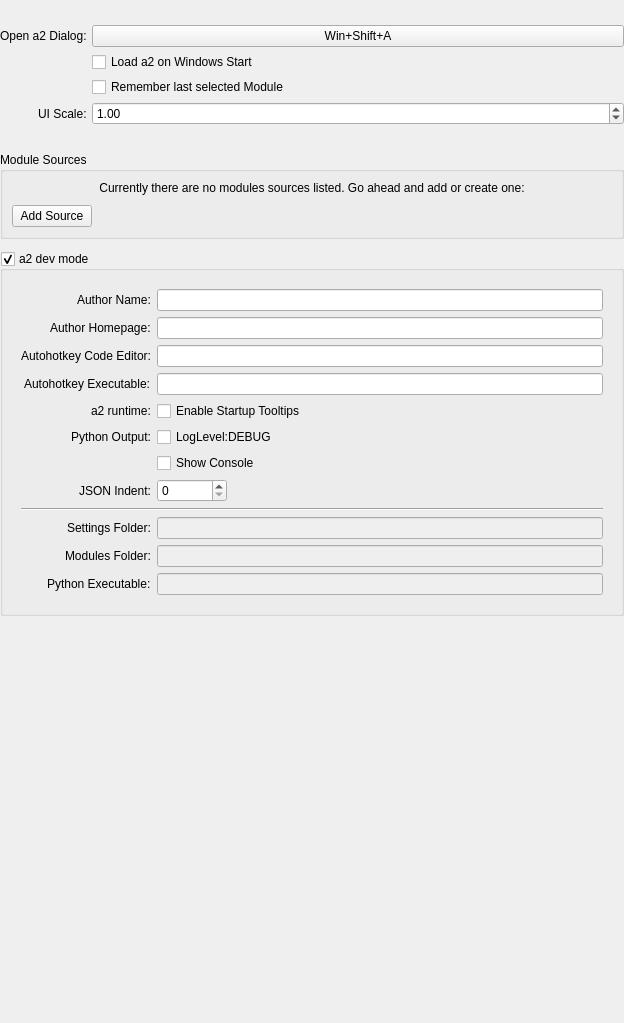
Qt form ui/a2widget/a2settings_view.ui (ewerybody/a2) before a commit.
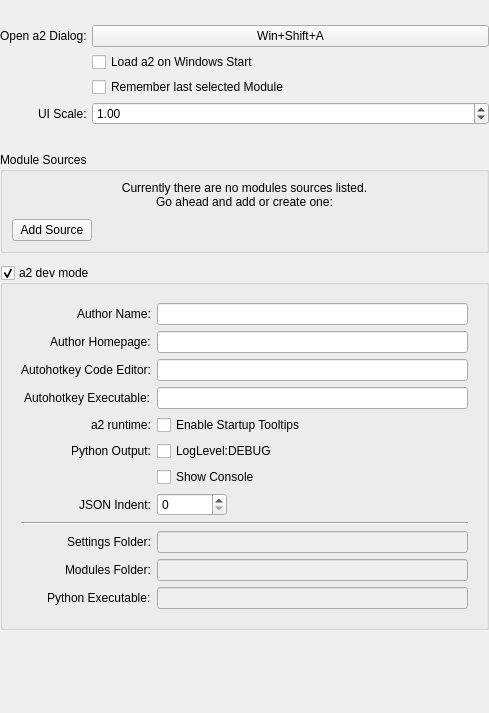
The same form after that commit. Custom widgets are drawn as their Qt base class.

Patch:
```diff
--- a/ui/a2widget/a2settings_view.ui
+++ b/ui/a2widget/a2settings_view.ui
@@ -6,8 +6,8 @@
    <rect>
     <x>0</x>
     <y>0</y>
-    <width>624</width>
-    <height>1023</height>
+    <width>489</width>
+    <height>713</height>
    </rect>
   </property>
   <property name="windowTitle">
@@ -118,7 +118,8 @@
       <item>
        <widget class="QLabel" name="no_sources_msg">
         <property name="text">
-         <string>Currently there are no modules sources listed. Go ahead and add or create one:</string>
+         <string>Currently there are no modules sources listed.
+Go ahead and add or create one:</string>
         </property>
         <property name="alignment">
          <set>Qt::AlignCenter</set>
```
